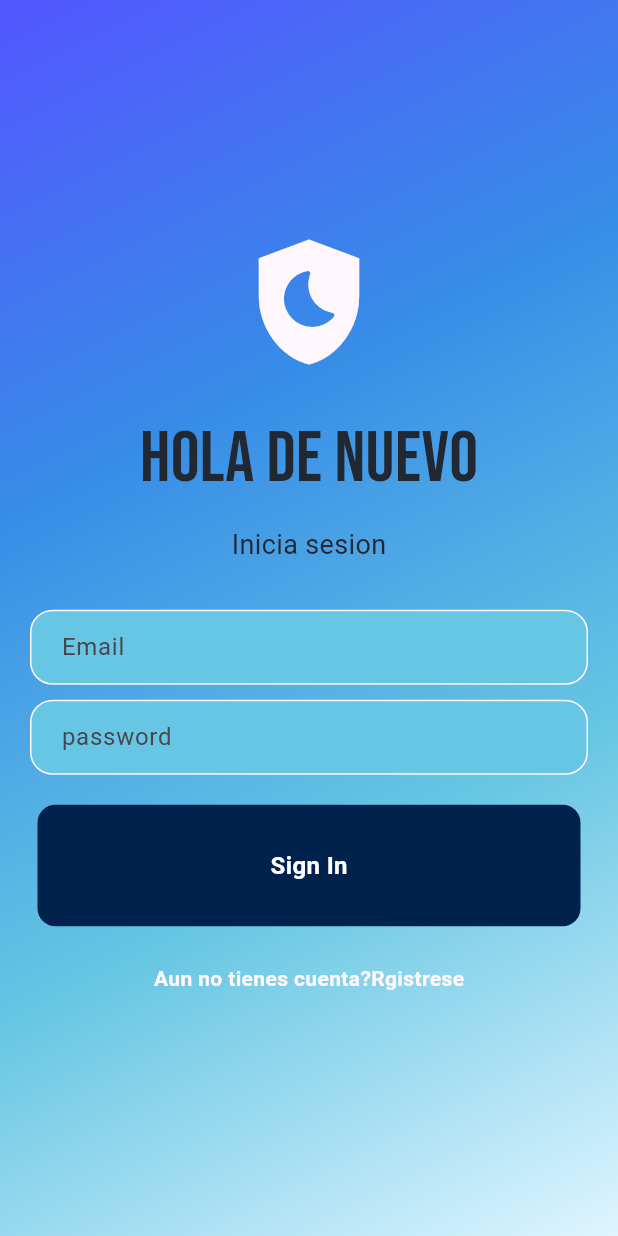
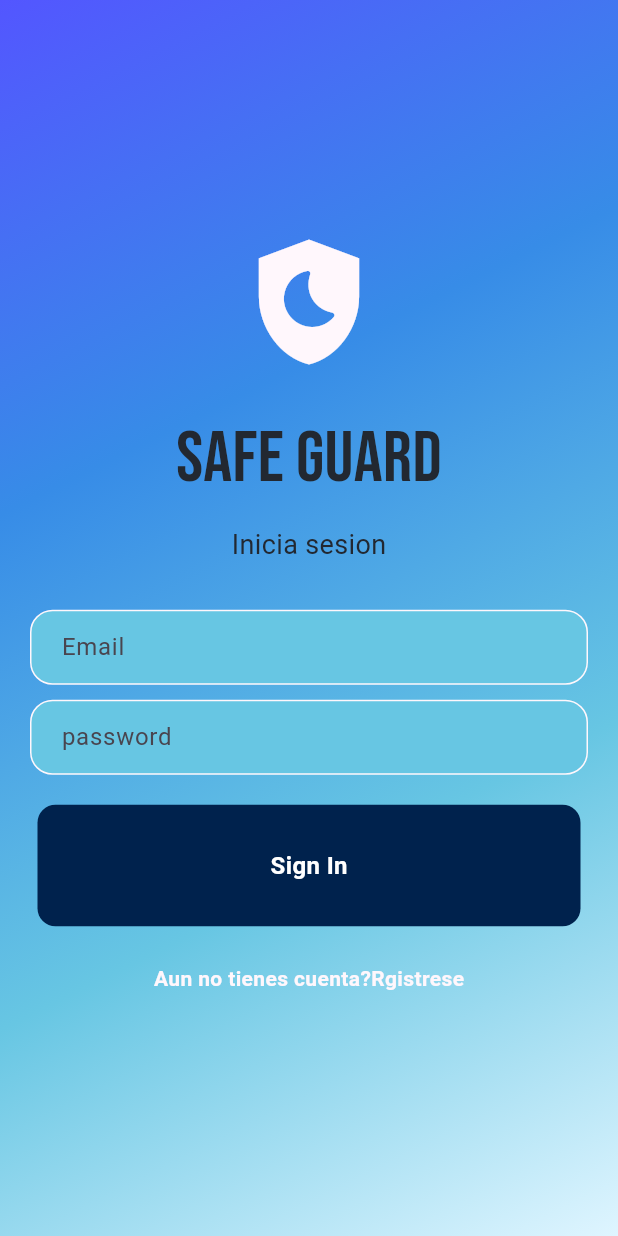
Before and after one commit to samuelo1020/safe-guard-, a Flutter app: the screen it shows after launch, on a phone screen of 412 x 824 dp. Run offline on Flutter 3.47's test engine with Material 3 defaults, Android fonts, the phone set to English and light mode, and no system bars; our stand-ins replace google_fonts.

Commit message:
cambie texto

```diff
--- a/lib/pages/login_page.dart
+++ b/lib/pages/login_page.dart
@@ -40,7 +40,7 @@ class _LoginPageState extends State<LoginPage> {
 
                   //hello text
                   Text(
-                    "Hola de nuevo",
+                    "Safe guard",
                     style: GoogleFonts.bebasNeue(
                       fontSize: 48,
                       color: const Color(0xff222831),
```
